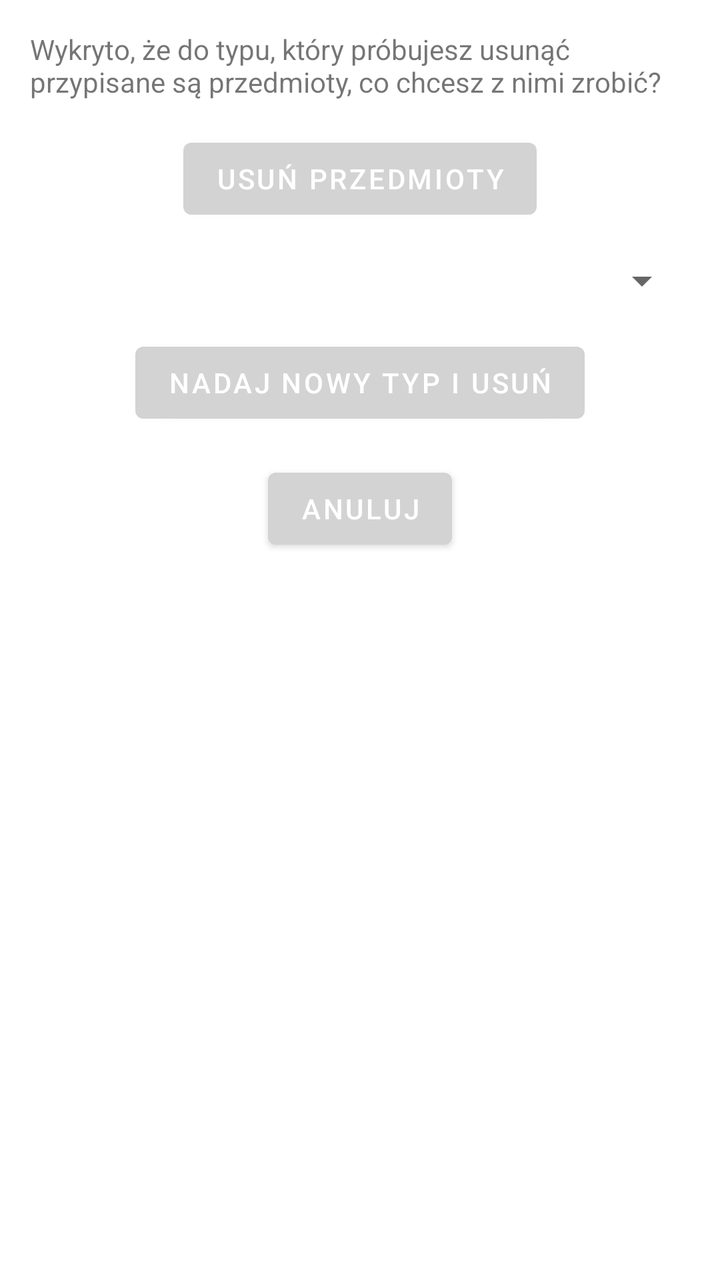
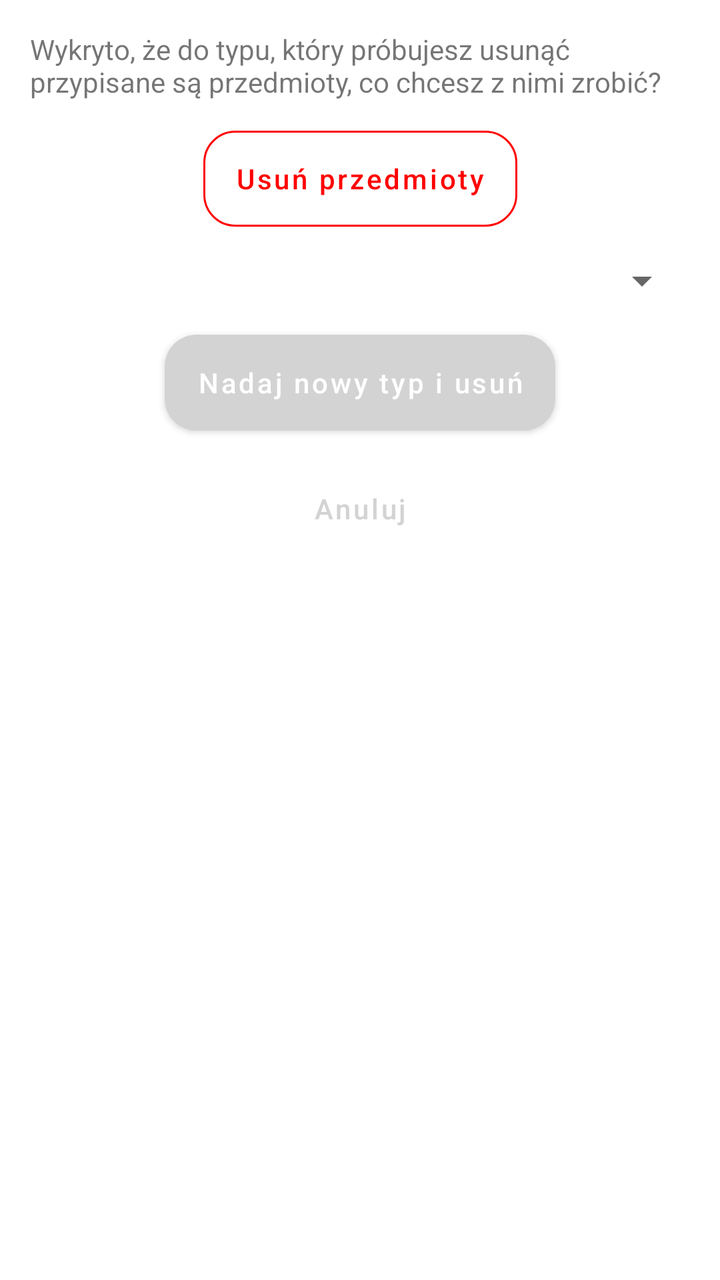

Two renders of the same Android screen: before a commit and after it. Below are the layout's source before the change and the commit's diff.
<!-- AndroidManifest.xml: application theme Theme.ShoppingList -->
<!-- res/layout/amount_type_conflict_dialog_layout.xml -->
<?xml version="1.0" encoding="utf-8"?>
<androidx.constraintlayout.widget.ConstraintLayout xmlns:android="http://schemas.android.com/apk/res/android"
    xmlns:app="http://schemas.android.com/apk/res-auto"
    android:layout_width="match_parent"
    android:layout_height="match_parent">

    <TextView
        android:id="@+id/descTextView"
        android:layout_width="match_parent"
        android:layout_height="wrap_content"
        android:text="@string/amount_type_delete_conflict_desc_message"
        android:layout_margin="15dp"
        app:layout_constraintEnd_toEndOf="parent"
        app:layout_constraintStart_toStartOf="parent"
        app:layout_constraintTop_toTopOf="parent" />

    <Button
        android:id="@+id/deleteItemsButton"
        android:layout_width="wrap_content"
        android:layout_height="wrap_content"
        android:layout_margin="15dp"
        android:text="@string/delete_label_button"
        app:layout_constraintEnd_toEndOf="parent"
        app:layout_constraintStart_toStartOf="parent"
        app:layout_constraintTop_toBottomOf="@+id/descTextView" />

    <Spinner
        android:id="@+id/newAmountTypeSpinner"
        android:layout_width="match_parent"
        android:layout_height="wrap_content"
        android:layout_margin="15dp"
        app:layout_constraintEnd_toEndOf="parent"
        app:layout_constraintStart_toStartOf="parent"
        app:layout_constraintTop_toBottomOf="@+id/deleteItemsButton" />

    <Button
        android:id="@+id/acceptNewAmountTypeButton"
        android:layout_width="wrap_content"
        android:layout_height="wrap_content"
        android:layout_margin="15dp"
        android:text="@string/accept_new_amount_type_label_button"
        app:layout_constraintEnd_toEndOf="parent"
        app:layout_constraintStart_toStartOf="parent"
        app:layout_constraintTop_toBottomOf="@+id/newAmountTypeSpinner" />

    <Button
        android:id="@+id/cancelDeletingButton"
        android:layout_width="wrap_content"
        android:layout_height="wrap_content"
        android:layout_margin="15dp"
        android:text="@string/cancel_label_button"
        app:layout_constraintEnd_toEndOf="parent"
        app:layout_constraintStart_toStartOf="parent"
        app:layout_constraintTop_toBottomOf="@+id/acceptNewAmountTypeButton" />

</androidx.constraintlayout.widget.ConstraintLayout>
<!-- resources referenced by this layout -->
<resources>
  <string name="accept_new_amount_type_label_button">Nadaj nowy typ i usuń</string>
  <string name="amount_type_delete_conflict_desc_message">Wykryto, że do typu, który próbujesz usunąć przypisane są przedmioty, co chcesz z nimi zrobić?</string>
  <string name="cancel_label_button">Anuluj</string>
  <string name="delete_label_button">Usuń przedmioty</string>
  <style name="Theme.ShoppingList" parent="Theme.MaterialComponents.DayNight.NoActionBar">
          
          <item name="colorPrimary">@color/light_gray</item>
          <item name="colorPrimaryVariant">@color/gray</item>
          <item name="colorOnPrimary">@color/white</item>
          
          <item name="colorSecondary">@color/teal_200</item>
          <item name="colorSecondaryVariant">@color/teal_700</item>
          <item name="colorOnSecondary">@color/black</item>
          
          <item name="android:statusBarColor">?attr/colorPrimaryVariant</item>
          
      </style>
  <color name="light_gray">#FFD3D3D3</color>
  <color name="gray">#FF808080</color>s
  <color name="white">#FFFFFFFF</color>
  <color name="teal_200">#FF03DAC5</color>
  <color name="teal_700">#FF018786</color>
  <color name="black">#FF000000</color>
</resources>

<!-- the commit's change to res/layout/amount_type_conflict_dialog_layout.xml (unified diff, before → after) -->
@@ -14,15 +14,18 @@
         app:layout_constraintStart_toStartOf="parent"
         app:layout_constraintTop_toTopOf="parent" />
 
-    <Button
+    <com.google.android.material.button.MaterialButton
         android:id="@+id/deleteItemsButton"
+        style="@style/Widget.ShoppingList.Button.Outlined"
         android:layout_width="wrap_content"
         android:layout_height="wrap_content"
         android:layout_margin="15dp"
         android:text="@string/delete_label_button"
+        android:textColor="@color/red"
         app:layout_constraintEnd_toEndOf="parent"
         app:layout_constraintStart_toStartOf="parent"
-        app:layout_constraintTop_toBottomOf="@+id/descTextView" />
+        app:layout_constraintTop_toBottomOf="@+id/descTextView"
+        app:strokeColor="@color/red" />
 
     <Spinner
         android:id="@+id/newAmountTypeSpinner"
@@ -33,8 +36,9 @@
         app:layout_constraintStart_toStartOf="parent"
         app:layout_constraintTop_toBottomOf="@+id/deleteItemsButton" />
 
-    <Button
+    <com.google.android.material.button.MaterialButton
         android:id="@+id/acceptNewAmountTypeButton"
+        style="@style/Widget.ShoppingList.Button.Primary"
         android:layout_width="wrap_content"
         android:layout_height="wrap_content"
         android:layout_margin="15dp"
@@ -43,8 +47,9 @@
         app:layout_constraintStart_toStartOf="parent"
         app:layout_constraintTop_toBottomOf="@+id/newAmountTypeSpinner" />
 
-    <Button
+    <com.google.android.material.button.MaterialButton
         android:id="@+id/cancelDeletingButton"
+        style="@style/Widget.ShoppingList.Button.Text"
         android:layout_width="wrap_content"
         android:layout_height="wrap_content"
         android:layout_margin="15dp"
<!-- resource entries referenced after the edit -->
@@ -1,9 +1,29 @@
 <!-- resources referenced by this layout -->
 <resources>
+  <color name="red">#FFFF0000</color>
   <string name="accept_new_amount_type_label_button">Nadaj nowy typ i usuń</string>
   <string name="amount_type_delete_conflict_desc_message">Wykryto, że do typu, który próbujesz usunąć przypisane są przedmioty, co chcesz z nimi zrobić?</string>
   <string name="cancel_label_button">Anuluj</string>
   <string name="delete_label_button">Usuń przedmioty</string>
+  <style name="Widget.ShoppingList.Button.Outlined" parent="Widget.MaterialComponents.Button.OutlinedButton">
+          <item name="cornerRadius">@dimen/corner_radius_button</item>
+          <item name="android:minHeight">48dp</item>
+          <item name="android:insetTop">0dp</item>
+          <item name="android:insetBottom">0dp</item>
+          <item name="android:textAllCaps">false</item>
+      </style>
+  <style name="Widget.ShoppingList.Button.Primary" parent="Widget.MaterialComponents.Button">
+          <item name="cornerRadius">@dimen/corner_radius_button</item>
+          <item name="android:minHeight">48dp</item>
+          <item name="android:insetTop">0dp</item>
+          <item name="android:insetBottom">0dp</item>
+          <item name="android:textAllCaps">false</item>
+      </style>
+  <style name="Widget.ShoppingList.Button.Text" parent="Widget.MaterialComponents.Button.TextButton">
+          <item name="cornerRadius">@dimen/corner_radius_button</item>
+          <item name="android:minHeight">48dp</item>
+          <item name="android:textAllCaps">false</item>
+      </style>
   <style name="Theme.ShoppingList" parent="Theme.MaterialComponents.DayNight.NoActionBar">
           
           <item name="colorPrimary">@color/light_gray</item>
@@ -15,10 +35,12 @@
           <item name="colorOnSecondary">@color/black</item>
           
           <item name="android:statusBarColor">?attr/colorPrimaryVariant</item>
+          <item name="materialButtonStyle">@style/Widget.ShoppingList.Button.Primary</item>
           
       </style>
+  <dimen name="corner_radius_button">16dp</dimen>
   <color name="light_gray">#FFD3D3D3</color>
-  <color name="gray">#FF808080</color>s
+  <color name="gray">#FF808080</color>
   <color name="white">#FFFFFFFF</color>
   <color name="teal_200">#FF03DAC5</color>
   <color name="teal_700">#FF018786</color>
